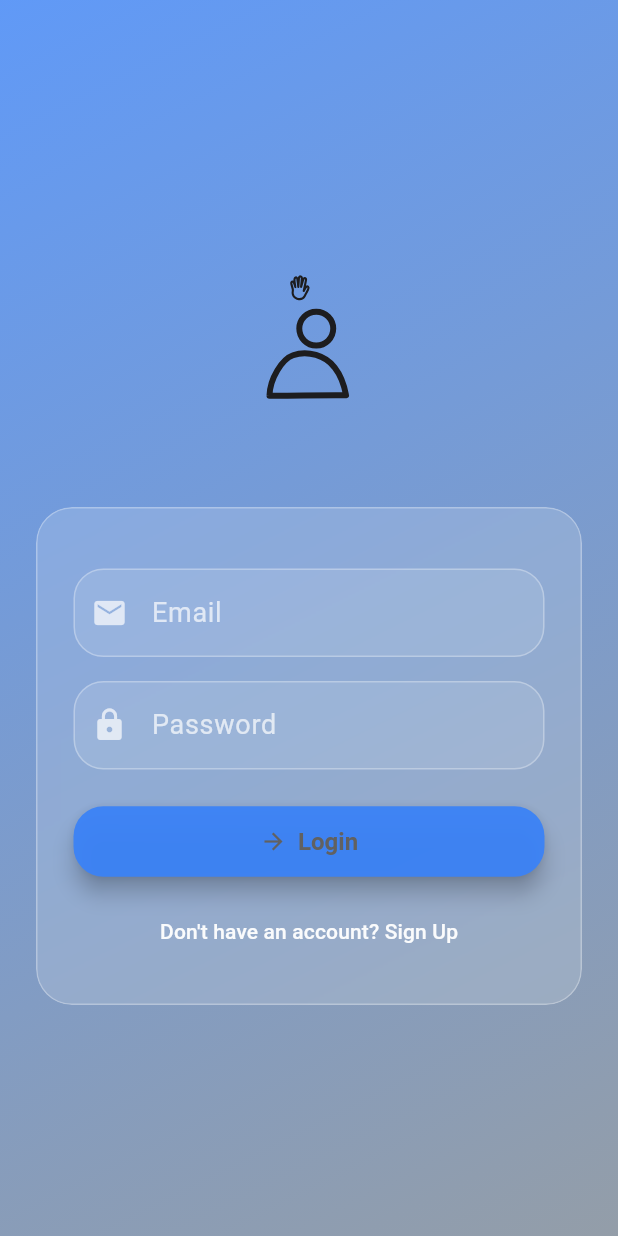
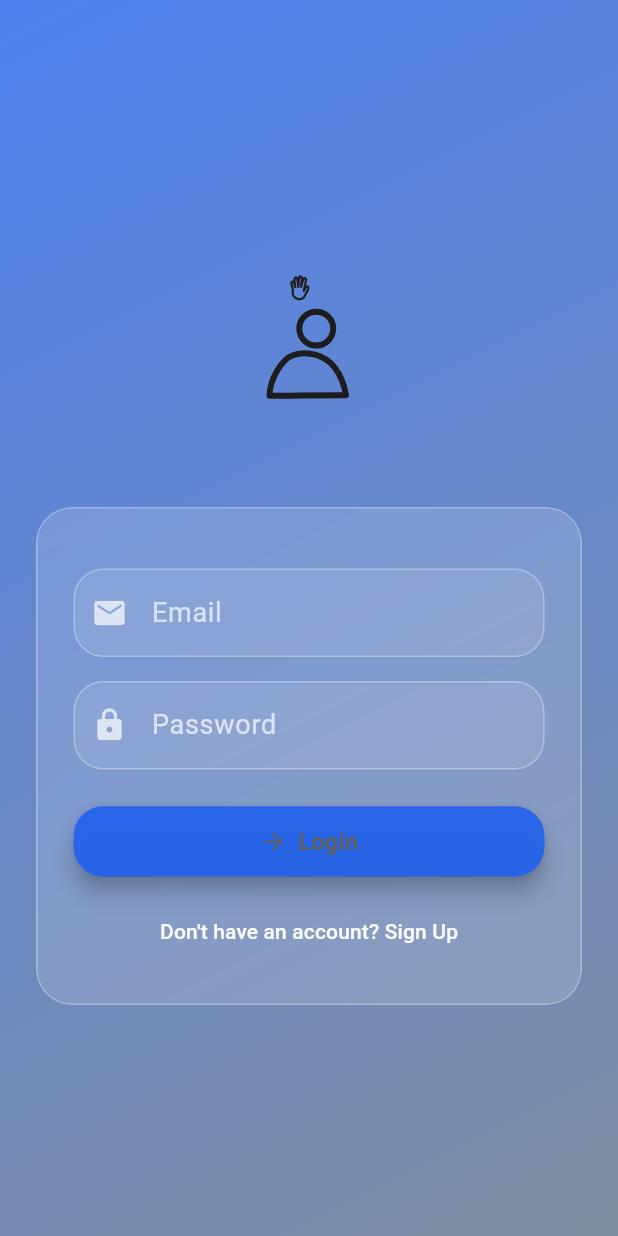
Before and after one commit to darkspirit05/career_navigation_app, a Flutter app: the screen it shows after launch, on a phone screen of 412 x 824 dp. Run offline on Flutter 3.47's test engine with Material 3 defaults, Android fonts, the phone set to English and light mode, and no system bars; drawn by our look-alikes of flutter_animate; our stand-ins replace isar, lottie, share_plus, supabase_flutter; accounts and stored records are empty; generated files the repository leaves out were written again.

```diff
--- a/lib/theme/theme.dart
+++ b/lib/theme/theme.dart
@@ -3,30 +3,30 @@ import 'package:flutter/material.dart';
 final ThemeData lightMode = ThemeData(
     useMaterial3: true,
     brightness: Brightness.light,
-    scaffoldBackgroundColor: const Color(0xFFF5F7FA), // Soft bluish-white
+    scaffoldBackgroundColor: const Color(0xFFF3F6FA), // Slightly cooler soft tone
     colorScheme: const ColorScheme.light(
-        background: Color(0xFFF5F7FA),
-        primary: Color(0xFF3B82F6),       // Calmer blue
-        secondary: Color(0xFF7B8794),     // Neutral slate
-        inversePrimary: Color(0xFF1F2937),// Deep text
+        background: Color(0xFFF3F6FA),
+        primary: Color(0xFF2563EB), // Vibrant deep blue
+        secondary: Color(0xFF64748B), // Slate gray
+        inversePrimary: Color(0xFF111827), // Deep gray-black
         surface: Colors.white,
-        surfaceVariant: Color(0xFFE4E9F0), // For card glass tint
-        outlineVariant: Color(0xFFCAD5E0),
+        surfaceVariant: Color(0xFFE8EDF3),
+        outlineVariant: Color(0xFFC3D0DB), // Softer border
     ),
     appBarTheme: const AppBarTheme(
         elevation: 0,
-        backgroundColor: Color(0xFFF5F7FA),
-        foregroundColor: Color(0xFF1F2937),
+        backgroundColor: Color(0xFFF3F6FA),
+        foregroundColor: Color(0xFF111827),
         centerTitle: true,
         titleTextStyle: TextStyle(
             fontSize: 20,
             fontWeight: FontWeight.w600,
-            color: Color(0xFF1F2937),
+            color: Color(0xFF111827),
         ),
     ),
     elevatedButtonTheme: ElevatedButtonThemeData(
         style: ElevatedButton.styleFrom(
-            backgroundColor: const Color(0xFF3B82F6),
+            backgroundColor: const Color(0xFF2563EB),
             foregroundColor: Colors.white,
             textStyle: const TextStyle(fontSize: 16, fontWeight: FontWeight.w600),
             shape: RoundedRectangleBorder(borderRadius: BorderRadius.circular(20)),
@@ -34,7 +34,7 @@ final ThemeData lightMode = ThemeData(
             elevation: 6,
         ),
     ),
-    cardTheme: CardTheme(
+    cardTheme: CardThemeData(
         color: Colors.white.withOpacity(0.72),
         surfaceTintColor: Colors.transparent,
         elevation: 4,
@@ -42,23 +42,23 @@ final ThemeData lightMode = ThemeData(
         margin: const EdgeInsets.all(12),
     ),
     textTheme: const TextTheme(
-        bodyMedium: TextStyle(fontSize: 16, color: Color(0xFF1F2937)),
-        bodyLarge: TextStyle(fontSize: 18, color: Color(0xFF111827)),
+        bodyMedium: TextStyle(fontSize: 16, color: Color(0xFF1E293B)),
+        bodyLarge: TextStyle(fontSize: 18, color: Color(0xFF0F172A)),
         titleMedium: TextStyle(fontSize: 17, fontWeight: FontWeight.w600),
         titleLarge: TextStyle(fontSize: 20, fontWeight: FontWeight.bold),
         labelSmall: TextStyle(fontSize: 13, color: Colors.grey),
         labelLarge: TextStyle(fontSize: 16, fontWeight: FontWeight.w600, color: Colors.white),
     ),
     chipTheme: ChipThemeData(
-        backgroundColor: Colors.white.withOpacity(0.2),
-        selectedColor: const Color(0xFF3B82F6).withOpacity(0.2),
-        disabledColor: Colors.grey.withOpacity(0.15),
-        labelStyle: const TextStyle(fontSize: 14, color: Color(0xFF1F2937)),
+        backgroundColor: Colors.white.withOpacity(0.18),
+        selectedColor: const Color(0xFF2563EB).withOpacity(0.22),
+        disabledColor: Colors.grey.withOpacity(0.12),
+        labelStyle: const TextStyle(fontSize: 14, color: Color(0xFF1E293B)),
         secondaryLabelStyle: const TextStyle(fontSize: 14, color: Colors.white),
         padding: const EdgeInsets.symmetric(horizontal: 10, vertical: 4),
         shape: RoundedRectangleBorder(
             borderRadius: BorderRadius.circular(18),
-            side: const BorderSide(color: Color(0xFFCAD5E0)),
+            side: const BorderSide(color: Color(0xFFC3D0DB)),
         ),
     ),
 );
@@ -66,30 +66,30 @@ final ThemeData lightMode = ThemeData(
 final ThemeData darkMode = ThemeData(
     useMaterial3: true,
     brightness: Brightness.dark,
-    scaffoldBackgroundColor: const Color(0xFF101317),
+    scaffoldBackgroundColor: const Color(0xFF0E1116),
     colorScheme: const ColorScheme.dark(
-        background: Color(0xFF101317),
-        surface: Color(0xFF1A1E23),
+        background: Color(0xFF0E1116),
+        surface: Color(0xFF1C1F26),
         surfaceVariant: Color(0xFF2A2F36),
-        outlineVariant: Color(0xFF3C434D),
-        primary: Color(0xFF3B82F6),
-        secondary: Color(0xFF9CA3AF),
-        inversePrimary: Color(0xFFF9FAFB),
+        outlineVariant: Color(0xFF3D4451),
+        primary: Color(0xFF2563EB),
+        secondary: Color(0xFF94A3B8),
+        inversePrimary: Color(0xFFF1F5F9),
     ),
     appBarTheme: const AppBarTheme(
         elevation: 0,
-        backgroundColor: Color(0xFF101317),
-        foregroundColor: Color(0xFFF9FAFB),
+        backgroundColor: Color(0xFF0E1116),
+        foregroundColor: Color(0xFFF1F5F9),
         centerTitle: true,
         titleTextStyle: TextStyle(
             fontSize: 20,
             fontWeight: FontWeight.w600,
-            color: Color(0xFFF9FAFB),
+            color: Color(0xFFF1F5F9),
         ),
     ),
     elevatedButtonTheme: ElevatedButtonThemeData(
         style: ElevatedButton.styleFrom(
-            backgroundColor: const Color(0xFF3B82F6),
+            backgroundColor: const Color(0xFF2563EB),
             foregroundColor: Colors.white,
             textStyle: const TextStyle(fontSize: 16, fontWeight: FontWeight.w600),
             shape: RoundedRectangleBorder(borderRadius: BorderRadius.circular(20)),
@@ -97,31 +97,31 @@ final ThemeData darkMode = ThemeData(
             elevation: 6,
         ),
     ),
-    cardTheme: CardTheme(
-        color: const Color(0xFF1A1E23).withOpacity(0.7),
+    cardTheme: CardThemeData(
+        color: const Color(0xFF1F242B).withOpacity(0.72),
         surfaceTintColor: Colors.transparent,
         elevation: 4,
         shape: RoundedRectangleBorder(borderRadius: BorderRadius.circular(20)),
         margin: const EdgeInsets.all(12),
     ),
     textTheme: const TextTheme(
-        bodyMedium: TextStyle(fontSize: 16, color: Color(0xFFF9FAFB)),
-        bodyLarge: TextStyle(fontSize: 18, color: Color(0xFFF3F4F6)),
+        bodyMedium: TextStyle(fontSize: 16, color: Color(0xFFF1F5F9)),
+        bodyLarge: TextStyle(fontSize: 18, color: Color(0xFFE2E8F0)),
         titleMedium: TextStyle(fontSize: 17, fontWeight: FontWeight.w600),
         titleLarge: TextStyle(fontSize: 20, fontWeight: FontWeight.bold),
         labelSmall: TextStyle(fontSize: 13, color: Colors.grey),
         labelLarge: TextStyle(fontSize: 16, fontWeight: FontWeight.w600, color: Colors.black),
     ),
     chipTheme: ChipThemeData(
-        backgroundColor: Colors.white.withOpacity(0.05),
-        selectedColor: const Color(0xFF3B82F6).withOpacity(0.2),
-        disabledColor: Colors.grey.withOpacity(0.15),
+        backgroundColor: Colors.white.withOpacity(0.06),
+        selectedColor: const Color(0xFF2563EB).withOpacity(0.22),
+        disabledColor: Colors.grey.withOpacity(0.12),
         labelStyle: const TextStyle(fontSize: 14, color: Colors.white),
         secondaryLabelStyle: const TextStyle(fontSize: 14, color: Colors.white),
         padding: const EdgeInsets.symmetric(horizontal: 10, vertical: 4),
         shape: RoundedRectangleBorder(
             borderRadius: BorderRadius.circular(18),
-            side: const BorderSide(color: Color(0xFF3C434D)),
+            side: const BorderSide(color: Color(0xFF3D4451)),
         ),
     ),
 );
```
Also changed, not shown: pubspec.yaml (+16 -1 lines), assets/icons/app_icon.png, pubspec.lock, 49 other files.
